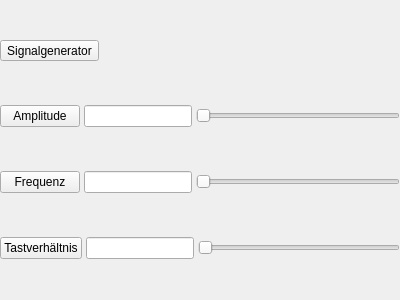
Above: lenlab/lenlab/gui/signalform.ui from kalanzun/red_lenlab before the change. Below: the same form after it.
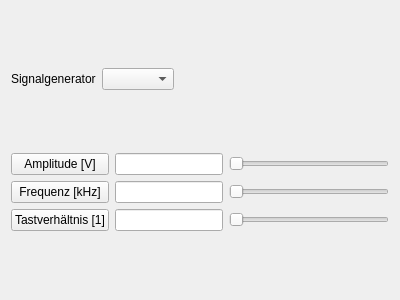
That is the form after the change.

The edit to the form file:
```diff
--- a/lenlab/lenlab/gui/signalform.ui
+++ b/lenlab/lenlab/gui/signalform.ui
@@ -20,30 +20,18 @@
    <string>Form</string>
   </property>
   <layout class="QVBoxLayout" name="verticalLayout">
-   <property name="spacing">
-    <number>4</number>
-   </property>
-   <property name="leftMargin">
-    <number>0</number>
-   </property>
-   <property name="topMargin">
-    <number>0</number>
-   </property>
-   <property name="rightMargin">
-    <number>0</number>
-   </property>
-   <property name="bottomMargin">
-    <number>0</number>
-   </property>
    <item>
     <layout class="QHBoxLayout" name="horizontalLayout_4">
      <item>
-      <widget class="QToolButton" name="toolButton">
+      <widget class="QLabel" name="title">
        <property name="text">
         <string>Signalgenerator</string>
        </property>
       </widget>
      </item>
+     <item>
+      <widget class="QComboBox" name="comboBox"/>
+     </item>
      <item>
       <spacer name="horizontalSpacer">
        <property name="orientation">
@@ -60,16 +48,16 @@
     </layout>
    </item>
    <item>
-    <layout class="QHBoxLayout" name="horizontalLayout">
-     <item>
-      <widget class="QPushButton" name="pushButton_2">
-       <property name="text">
-        <string>Amplitude</string>
+    <layout class="QGridLayout" name="gridLayout">
+     <item row="1" column="2">
+      <widget class="QSlider" name="frequencySlider">
+       <property name="orientation">
+        <enum>Qt::Horizontal</enum>
        </property>
       </widget>
      </item>
-     <item>
-      <widget class="QLineEdit" name="lineEdit">
+     <item row="1" column="1">
+      <widget class="QLineEdit" name="frequencyEdit">
        <property name="sizePolicy">
         <sizepolicy hsizetype="Minimum" vsizetype="Fixed">
          <horstretch>0</horstretch>
@@ -78,26 +66,22 @@
        </property>
       </widget>
      </item>
-     <item>
-      <widget class="QSlider" name="horizontalSlider">
-       <property name="orientation">
-        <enum>Qt::Horizontal</enum>
+     <item row="0" column="0">
+      <widget class="QPushButton" name="amplitudeButton">
+       <property name="text">
+        <string>Amplitude [V]</string>
        </property>
       </widget>
      </item>
-    </layout>
-   </item>
-   <item>
-    <layout class="QHBoxLayout" name="horizontalLayout_2">
-     <item>
-      <widget class="QPushButton" name="pushButton_3">
-       <property name="text">
-        <string>Frequenz</string>
+     <item row="0" column="2">
+      <widget class="QSlider" name="amplitudeSlider">
+       <property name="orientation">
+        <enum>Qt::Horizontal</enum>
        </property>
       </widget>
      </item>
-     <item>
-      <widget class="QLineEdit" name="lineEdit_2">
+     <item row="0" column="1">
+      <widget class="QLineEdit" name="amplitudeEdit">
        <property name="sizePolicy">
         <sizepolicy hsizetype="Minimum" vsizetype="Fixed">
          <horstretch>0</horstretch>
@@ -106,26 +90,22 @@
        </property>
       </widget>
      </item>
-     <item>
-      <widget class="QSlider" name="horizontalSlider_2">
-       <property name="orientation">
-        <enum>Qt::Horizontal</enum>
+     <item row="1" column="0">
+      <widget class="QPushButton" name="frequencyButton">
+       <property name="text">
+        <string>Frequenz [kHz]</string>
        </property>
       </widget>
      </item>
-    </layout>
-   </item>
-   <item>
-    <layout class="QHBoxLayout" name="horizontalLayout_3">
-     <item>
-      <widget class="QPushButton" name="pushButton_4">
+     <item row="2" column="0">
+      <widget class="QPushButton" name="dutycycleButton">
        <property name="text">
-        <string>Tastverhältnis</string>
+        <string>Tastverhältnis [1]</string>
        </property>
       </widget>
      </item>
-     <item>
-      <widget class="QLineEdit" name="lineEdit_3">
+     <item row="2" column="1">
+      <widget class="QLineEdit" name="dutycycleEdit">
        <property name="sizePolicy">
         <sizepolicy hsizetype="Minimum" vsizetype="Fixed">
          <horstretch>0</horstretch>
@@ -134,8 +114,8 @@
        </property>
       </widget>
      </item>
-     <item>
-      <widget class="QSlider" name="horizontalSlider_3">
+     <item row="2" column="2">
+      <widget class="QSlider" name="dutycycleSlider">
        <property name="orientation">
         <enum>Qt::Horizontal</enum>
        </property>
```
